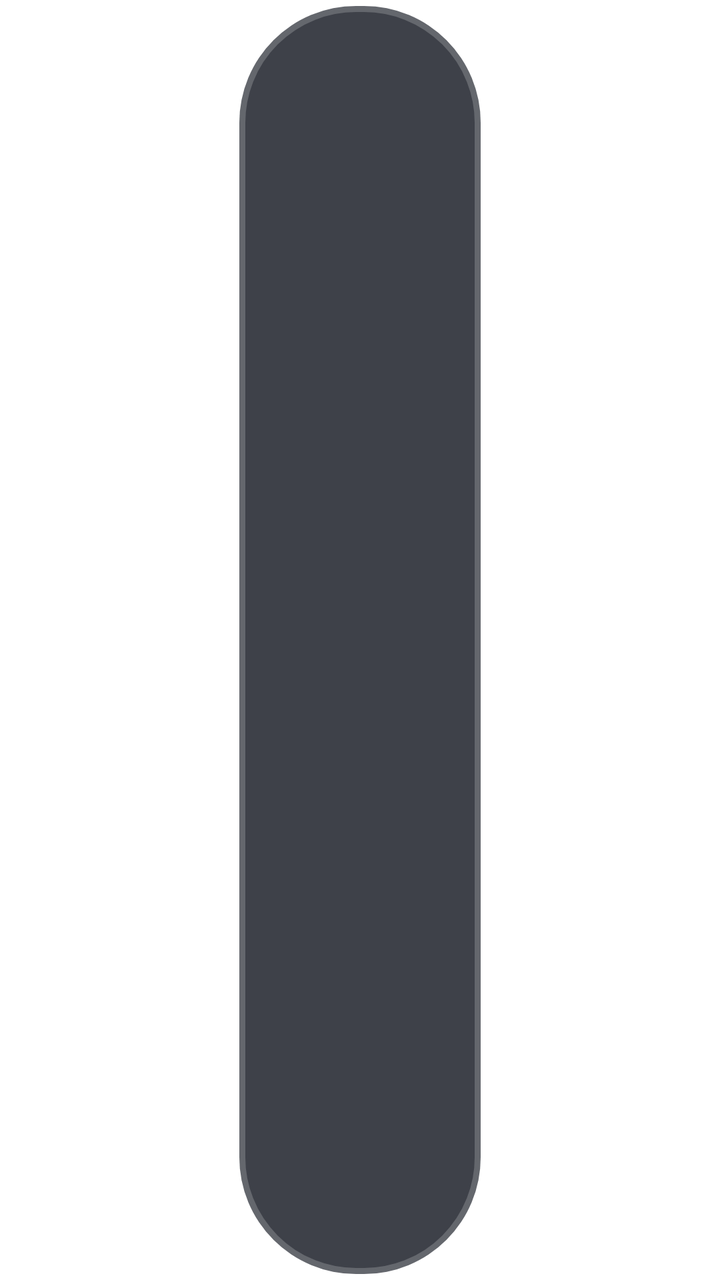
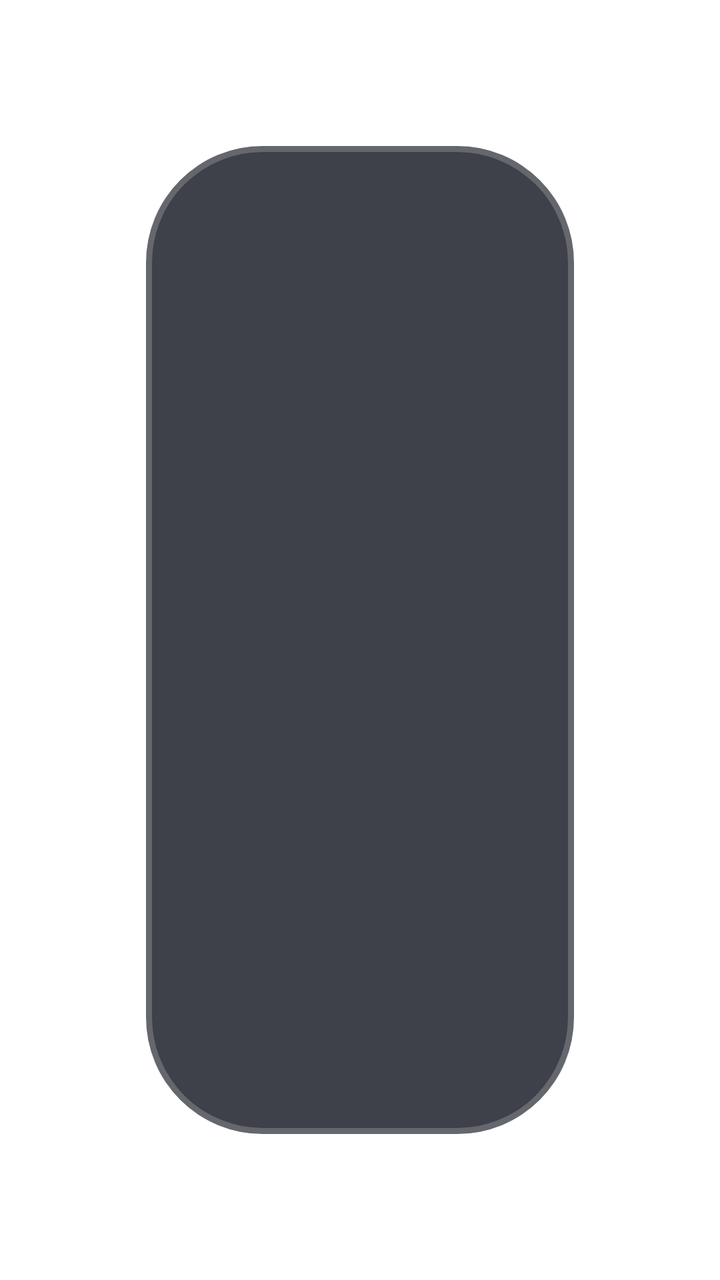

Screens rendered from an Android XML layout before and after an edit, with the pre-edit source and the edit as a unified diff.
<!-- AndroidManifest.xml: application theme AppTheme.NoActionBar -->
<!-- res/layout/dialog_subtitle.xml -->
<?xml version="1.0" encoding="utf-8"?>
<FrameLayout xmlns:android="http://schemas.android.com/apk/res/android"
    xmlns:app="http://schemas.android.com/apk/res-auto"
    xmlns:tools="http://schemas.android.com/tools"
    android:layout_width="match_parent"
    android:layout_height="match_parent">

    <LinearLayout
        android:layout_width="match_parent"
        android:layout_height="wrap_content"
        android:layout_gravity="center"
        android:layout_marginLeft="@dimen/vs_20"
        android:layout_marginRight="@dimen/vs_20"
        android:background="@drawable/shape_danmu_setting_bg"
        android:orientation="vertical"
        android:padding="@dimen/vs_30">

        <LinearLayout
            android:layout_width="match_parent"
            android:layout_height="wrap_content"
            android:layout_gravity="center"
            android:orientation="vertical">

            <TextView
                android:id="@+id/selectInternal"
                android:layout_width="match_parent"
                android:layout_height="@dimen/vs_50"
                android:layout_gravity="center"
                android:background="@drawable/button_danmu_setting"
                android:focusable="true"
                android:gravity="center"
                android:text="选择内置字幕"
                android:visibility="gone"
                android:textColor="@color/dialog_text_primary"
                android:textSize="@dimen/ts_22" />

            <TextView
                android:id="@+id/selectLocal"
                android:layout_width="match_parent"
                android:layout_height="@dimen/vs_50"
                android:layout_gravity="center"
                android:layout_marginTop="@dimen/vs_10"
                android:background="@drawable/button_danmu_setting"
                android:focusable="true"
                android:gravity="center"
                android:text="选择本地字幕"
                android:textColor="@color/dialog_text_primary"
                android:textSize="@dimen/ts_22" />

            <TextView
                android:id="@+id/selectRemote"
                android:layout_width="match_parent"
                android:layout_height="@dimen/vs_50"
                android:layout_gravity="center"
                android:layout_marginTop="@dimen/vs_10"
                android:background="@drawable/button_danmu_setting"
                android:focusable="true"
                android:gravity="center"
                android:text="在线搜索字幕"
                android:textColor="@color/dialog_text_primary"
                android:textSize="@dimen/ts_22" />

            <LinearLayout
                android:gravity="center_vertical"
                android:orientation="horizontal"
                android:layout_gravity="center"
                android:layout_marginTop="@dimen/vs_10"
                android:layout_width="match_parent"
                android:layout_height="@dimen/vs_60">
                <TextView
                    android:id="@+id/subtitleSizeMinus"
                    android:layout_width="0dp"
                    android:layout_weight="1"
                    android:layout_height="match_parent"
                    android:layout_gravity="center"
                    android:background="@drawable/button_danmu_setting"
                    android:focusable="true"
                    android:gravity="center"
                    android:text="字号减小"
                    android:textColor="@color/dialog_text_primary"
                    android:textSize="@dimen/ts_22" />

                <TextView
                    android:id="@+id/subtitleSizeText"
                    android:layout_width="@dimen/vs_120"
                    android:layout_height="@dimen/vs_60"
                    android:layout_gravity="center"
                    android:gravity="center"
                    android:layout_marginLeft="@dimen/vs_10"
                    android:layout_marginRight="@dimen/vs_10"
                    android:text="16"
                    android:textSize="@dimen/ts_26" />

                <TextView
                    android:id="@+id/subtitleSizePlus"
                    android:layout_width="0dp"
                    android:layout_weight="1"
                    android:layout_height="match_parent"
                    android:layout_gravity="center"
                    android:background="@drawable/button_danmu_setting"
                    android:focusable="true"
                    android:gravity="center"
                    android:text="字号增大"
                    android:textColor="@color/dialog_text_primary"
                    android:textSize="@dimen/ts_22" />

            </LinearLayout>

            <LinearLayout
                android:gravity="center_vertical"
                android:orientation="horizontal"
                android:layout_gravity="center"
                android:layout_marginTop="@dimen/vs_10"
                android:layout_width="match_parent"
                android:layout_height="@dimen/vs_60">
                <TextView
                    android:id="@+id/subtitleStyleOne"
                    android:layout_width="0dp"
                    android:layout_weight="1"
                    android:layout_height="match_parent"
                    android:layout_gravity="center"
                    android:background="@drawable/button_danmu_setting"
                    android:focusable="true"
                    android:gravity="center"
                    android:text="字幕样式一"
                    android:textColor="@color/dialog_text_primary"
                    android:shadowColor="@color/color_CC000000"
                    android:shadowRadius="2"
                    android:shadowDx="1"
                    android:shadowDy="1"
                    android:textSize="@dimen/ts_22" />

                <TextView
                    android:id="@+id/subtitlePositionText"
                    android:layout_width="@dimen/vs_120"
                    android:layout_height="@dimen/vs_60"
                    android:layout_gravity="center"
                    android:gravity="center"
                    android:layout_marginLeft="@dimen/vs_10"
                    android:layout_marginRight="@dimen/vs_10"
                    android:text="0%"
                    android:textSize="@dimen/ts_26" />

                <TextView
                    android:id="@+id/subtitleStyleTwo"
                    android:layout_width="0dp"
                    android:layout_weight="1"
                    android:layout_height="match_parent"
                    android:layout_gravity="center"
                    android:background="@drawable/button_danmu_setting"
                    android:focusable="true"
                    android:gravity="center"
                    android:text="字幕样式二"
                    android:textStyle="bold"
                    android:textColor="@color/color_FFB6C1"
                    android:shadowColor="@color/dialog_text_primary"
                    android:shadowRadius="2"
                    android:shadowDx="1"
                    android:shadowDy="1"
                    android:textSize="@dimen/ts_22" />

            </LinearLayout>

            <LinearLayout
                android:gravity="center_vertical"
                android:orientation="horizontal"
                android:layout_gravity="center"
                android:layout_marginTop="@dimen/vs_10"
                android:layout_width="match_parent"
                android:layout_height="@dimen/vs_40">

                <TextView
                    android:id="@+id/subtitleTimeHint"
                    android:layout_width="match_parent"
                    android:layout_height="match_parent"
                    android:layout_gravity="center"
                    android:gravity="center"
                    android:text="字幕延时仅对外挂字幕有效"
                    android:textColor="@color/dialog_text_hint"
                    android:textSize="@dimen/ts_20" />

            </LinearLayout>

            <LinearLayout
                android:gravity="center_vertical"
                android:orientation="horizontal"
                android:layout_gravity="center"
                android:layout_marginTop="@dimen/vs_10"
                android:layout_width="match_parent"
                android:layout_height="@dimen/vs_60">
                <TextView
                    android:id="@+id/subtitleTimeMinus"
                    android:layout_width="0dp"
                    android:layout_weight="1"
                    android:layout_height="match_parent"
                    android:layout_gravity="center"
                    android:background="@drawable/button_danmu_setting"
                    android:focusable="true"
                    android:gravity="center"
                    android:text="字幕提前"
                    android:textColor="@color/dialog_text_primary"
                    android:textSize="@dimen/ts_22" />

                <TextView
                    android:id="@+id/subtitleTimeText"
                    android:layout_width="@dimen/vs_120"
                    android:layout_height="@dimen/vs_60"
                    android:layout_gravity="center"
                    android:gravity="center"
                    android:layout_marginLeft="@dimen/vs_10"
                    android:layout_marginRight="@dimen/vs_10"
                    android:text="0"
                    android:textSize="@dimen/ts_26" />

                <TextView
                    android:id="@+id/subtitleTimePlus"
                    android:layout_width="0dp"
                    android:layout_weight="1"
                    android:layout_height="match_parent"
                    android:layout_gravity="center"
                    android:background="@drawable/button_danmu_setting"
                    android:focusable="true"
                    android:gravity="center"
                    android:text="字幕推迟"
                    android:textColor="@color/dialog_text_primary"
                    android:textSize="@dimen/ts_22" />

            </LinearLayout>

        </LinearLayout>

    </LinearLayout>

</FrameLayout>
<!-- resources referenced by this layout -->
<resources>
  <color name="color_CC000000">#CC000000</color>
  <color name="color_FFB6C1">#FFB6C1</color>
  <color name="dialog_text_hint">#80FFFFFF</color>
  <color name="dialog_text_primary">#FFFFFFFF</color>
  <dimen name="ts_20">14mm</dimen>
  <dimen name="ts_22">15mm</dimen>
  <dimen name="ts_26">17mm</dimen>
  <dimen name="vs_10">10mm</dimen>
  <dimen name="vs_120">120mm</dimen>
  <dimen name="vs_20">20mm</dimen>
  <dimen name="vs_30">30mm</dimen>
  <dimen name="vs_40">40mm</dimen>
  <dimen name="vs_50">50mm</dimen>
  <dimen name="vs_60">60mm</dimen>
  <!-- drawable button_danmu_setting (drawable) -->
  <?xml version="1.0" encoding="utf-8"?>
  <selector xmlns:android="http://schemas.android.com/apk/res/android">
      <item android:state_focused="true">
          <shape>
              <corners android:radius="@dimen/vs_6" />
              <solid android:color="@color/dialog_control_bg_focused" />
              <stroke
                  android:width="@dimen/vs_1"
                  android:color="@color/dialog_control_stroke_focused" />
          </shape>
      </item>
      <item>
          <shape>
              <corners android:radius="@dimen/vs_6" />
              <solid android:color="@color/dialog_control_bg" />
              <stroke
                  android:width="@dimen/vs_1"
                  android:color="@color/dialog_control_stroke" />
          </shape>
      </item>
  </selector>
  <!-- drawable shape_danmu_setting_bg (drawable) -->
  <?xml version="1.0" encoding="utf-8"?>
  <shape xmlns:android="http://schemas.android.com/apk/res/android">
      <corners android:radius="@dimen/vs_10" />
      <solid android:color="@color/dialog_panel_bg" />
      <stroke
          android:width="@dimen/vs_1"
          android:color="@color/dialog_panel_stroke" />
  </shape>
  <style name="AppTheme.NoActionBar" parent="AppTheme">
          <item name="android:windowActionBar">false</item>
          <item name="android:windowNoTitle">true</item>
          <item name="windowActionBar">false</item>
          <item name="android:windowFullscreen">false</item>//手机版：默认保留状态栏，全屏页面运行时再隐藏
          <item name="android:windowContentOverlay">@null</item>//是否有遮盖
          <item name="windowNoTitle">true</item>
          <item name="android:keepScreenOn">true</item>
          
          <item name="android:windowBackground">@android:color/transparent</item>
      </style>
  <dimen name="vs_6">6mm</dimen>
  <color name="dialog_control_bg_focused">#CC1890FF</color>
  <dimen name="vs_1">1mm</dimen>
  <color name="dialog_control_stroke_focused">#CC02F8E1</color>
  <color name="dialog_control_bg">#80353744</color>
  <color name="dialog_control_stroke">#22FFFFFF</color>
  <color name="dialog_panel_bg">#D91D202A</color>
  <color name="dialog_panel_stroke">#33FFFFFF</color>
  <style name="AppTheme" parent="Theme.AppCompat.Light.DarkActionBar">
          
          <item name="colorPrimary">@color/color_6200EE</item>
          <item name="colorPrimaryDark">@color/color_3700B3</item>
          <item name="colorAccent">@color/color_03DAC5</item>
      </style>
  <color name="color_6200EE">#6200EE</color>
  <color name="color_3700B3">#3700B3</color>
  <color name="color_03DAC5">#03DAC5</color>
</resources>

<!-- the commit's change to res/layout/dialog_subtitle.xml (unified diff, before → after) -->
@@ -1,6 +1,5 @@
 <?xml version="1.0" encoding="utf-8"?>
 <FrameLayout xmlns:android="http://schemas.android.com/apk/res/android"
-    xmlns:app="http://schemas.android.com/apk/res-auto"
     xmlns:tools="http://schemas.android.com/tools"
     android:layout_width="match_parent"
     android:layout_height="match_parent">
@@ -9,226 +8,210 @@
         android:layout_width="match_parent"
         android:layout_height="wrap_content"
         android:layout_gravity="center"
-        android:layout_marginLeft="@dimen/vs_20"
-        android:layout_marginRight="@dimen/vs_20"
+        android:layout_marginLeft="@dimen/vs_12"
+        android:layout_marginTop="@dimen/vs_12"
+        android:layout_marginRight="@dimen/vs_12"
+        android:layout_marginBottom="@dimen/vs_12"
         android:background="@drawable/shape_danmu_setting_bg"
         android:orientation="vertical"
-        android:padding="@dimen/vs_30">
-
-        <LinearLayout
-            android:layout_width="match_parent"
-            android:layout_height="wrap_content"
-            android:layout_gravity="center"
-            android:orientation="vertical">
+        android:padding="@dimen/vs_14">
+
+        
+        <LinearLayout
+            android:layout_width="match_parent"
+            android:layout_height="@dimen/vs_30"
+            android:orientation="horizontal">
 
             <TextView
                 android:id="@+id/selectInternal"
-                android:layout_width="match_parent"
-                android:layout_height="@dimen/vs_50"
-                android:layout_gravity="center"
+                android:layout_width="0dp"
+                android:layout_height="match_parent"
+                android:layout_weight="1"
                 android:background="@drawable/button_danmu_setting"
                 android:focusable="true"
                 android:gravity="center"
                 android:text="选择内置字幕"
+                android:textColor="@color/dialog_text_primary"
+                android:textSize="@dimen/ts_14"
                 android:visibility="gone"
-                android:textColor="@color/dialog_text_primary"
-                android:textSize="@dimen/ts_22" />
+                tools:visibility="visible" />
 
             <TextView
                 android:id="@+id/selectLocal"
-                android:layout_width="match_parent"
-                android:layout_height="@dimen/vs_50"
-                android:layout_gravity="center"
-                android:layout_marginTop="@dimen/vs_10"
+                android:layout_width="0dp"
+                android:layout_height="match_parent"
+                android:layout_weight="1"
+                android:layout_marginStart="@dimen/vs_6"
+                android:layout_marginLeft="@dimen/vs_6"
                 android:background="@drawable/button_danmu_setting"
                 android:focusable="true"
                 android:gravity="center"
                 android:text="选择本地字幕"
                 android:textColor="@color/dialog_text_primary"
-                android:textSize="@dimen/ts_22" />
+                android:textSize="@dimen/ts_14" />
 
             <TextView
                 android:id="@+id/selectRemote"
-                android:layout_width="match_parent"
-                android:layout_height="@dimen/vs_50"
-                android:layout_gravity="center"
-                android:layout_marginTop="@dimen/vs_10"
+                android:layout_width="0dp"
+                android:layout_height="match_parent"
+                android:layout_weight="1"
+                android:layout_marginStart="@dimen/vs_6"
+                android:layout_marginLeft="@dimen/vs_6"
                 android:background="@drawable/button_danmu_setting"
                 android:focusable="true"
                 android:gravity="center"
                 android:text="在线搜索字幕"
                 android:textColor="@color/dialog_text_primary"
-                android:textSize="@dimen/ts_22" />
-
-            <LinearLayout
-                android:gravity="center_vertical"
-                android:orientation="horizontal"
-                android:layout_gravity="center"
-                android:layout_marginTop="@dimen/vs_10"
-                android:layout_width="match_parent"
-                android:layout_height="@dimen/vs_60">
-                <TextView
-                    android:id="@+id/subtitleSizeMinus"
-                    android:layout_width="0dp"
-                    android:layout_weight="1"
-                    android:layout_height="match_parent"
-                    android:layout_gravity="center"
-                    android:background="@drawable/button_danmu_setting"
-                    android:focusable="true"
-                    android:gravity="center"
-                    android:text="字号减小"
-                    android:textColor="@color/dialog_text_primary"
-                    android:textSize="@dimen/ts_22" />
-
-                <TextView
-                    android:id="@+id/subtitleSizeText"
-                    android:layout_width="@dimen/vs_120"
-                    android:layout_height="@dimen/vs_60"
-                    android:layout_gravity="center"
-                    android:gravity="center"
-                    android:layout_marginLeft="@dimen/vs_10"
-                    android:layout_marginRight="@dimen/vs_10"
-                    android:text="16"
-                    android:textSize="@dimen/ts_26" />
-
-                <TextView
-                    android:id="@+id/subtitleSizePlus"
-                    android:layout_width="0dp"
-                    android:layout_weight="1"
-                    android:layout_height="match_parent"
-                    android:layout_gravity="center"
-                    android:background="@drawable/button_danmu_setting"
-                    android:focusable="true"
-                    android:gravity="center"
-                    android:text="字号增大"
-                    android:textColor="@color/dialog_text_primary"
-                    android:textSize="@dimen/ts_22" />
-
-            </LinearLayout>
-
-            <LinearLayout
-                android:gravity="center_vertical"
-                android:orientation="horizontal"
-                android:layout_gravity="center"
-                android:layout_marginTop="@dimen/vs_10"
-                android:layout_width="match_parent"
-                android:layout_height="@dimen/vs_60">
-                <TextView
-                    android:id="@+id/subtitleStyleOne"
-                    android:layout_width="0dp"
-                    android:layout_weight="1"
-                    android:layout_height="match_parent"
-                    android:layout_gravity="center"
-                    android:background="@drawable/button_danmu_setting"
-                    android:focusable="true"
-                    android:gravity="center"
-                    android:text="字幕样式一"
-                    android:textColor="@color/dialog_text_primary"
-                    android:shadowColor="@color/color_CC000000"
-                    android:shadowRadius="2"
-                    android:shadowDx="1"
-                    android:shadowDy="1"
-                    android:textSize="@dimen/ts_22" />
-
-                <TextView
-                    android:id="@+id/subtitlePositionText"
-                    android:layout_width="@dimen/vs_120"
-                    android:layout_height="@dimen/vs_60"
-                    android:layout_gravity="center"
-                    android:gravity="center"
-                    android:layout_marginLeft="@dimen/vs_10"
-                    android:layout_marginRight="@dimen/vs_10"
-                    android:text="0%"
-                    android:textSize="@dimen/ts_26" />
-
-                <TextView
-                    android:id="@+id/subtitleStyleTwo"
-                    android:layout_width="0dp"
-                    android:layout_weight="1"
-                    android:layout_height="match_parent"
-                    android:layout_gravity="center"
-                    android:background="@drawable/button_danmu_setting"
-                    android:focusable="true"
-                    android:gravity="center"
-                    android:text="字幕样式二"
-                    android:textStyle="bold"
-                    android:textColor="@color/color_FFB6C1"
-                    android:shadowColor="@color/dialog_text_primary"
-                    android:shadowRadius="2"
-                    android:shadowDx="1"
-                    android:shadowDy="1"
-                    android:textSize="@dimen/ts_22" />
-
-            </LinearLayout>
-
-            <LinearLayout
-                android:gravity="center_vertical"
-                android:orientation="horizontal"
-                android:layout_gravity="center"
-                android:layout_marginTop="@dimen/vs_10"
-                android:layout_width="match_parent"
-                android:layout_height="@dimen/vs_40">
-
-                <TextView
-                    android:id="@+id/subtitleTimeHint"
-                    android:layout_width="match_parent"
-                    android:layout_height="match_parent"
-                    android:layout_gravity="center"
-                    android:gravity="center"
-                    android:text="字幕延时仅对外挂字幕有效"
-                    android:textColor="@color/dialog_text_hint"
-                    android:textSize="@dimen/ts_20" />
-
-            </LinearLayout>
-
-            <LinearLayout
-                android:gravity="center_vertical"
-                android:orientation="horizontal"
-                android:layout_gravity="center"
-                android:layout_marginTop="@dimen/vs_10"
-                android:layout_width="match_parent"
-                android:layout_height="@dimen/vs_60">
-                <TextView
-                    android:id="@+id/subtitleTimeMinus"
-                    android:layout_width="0dp"
-                    android:layout_weight="1"
-                    android:layout_height="match_parent"
-                    android:layout_gravity="center"
-                    android:background="@drawable/button_danmu_setting"
-                    android:focusable="true"
-                    android:gravity="center"
-                    android:text="字幕提前"
-                    android:textColor="@color/dialog_text_primary"
-                    android:textSize="@dimen/ts_22" />
-
-                <TextView
-                    android:id="@+id/subtitleTimeText"
-                    android:layout_width="@dimen/vs_120"
-                    android:layout_height="@dimen/vs_60"
-                    android:layout_gravity="center"
-                    android:gravity="center"
-                    android:layout_marginLeft="@dimen/vs_10"
-                    android:layout_marginRight="@dimen/vs_10"
-                    android:text="0"
-                    android:textSize="@dimen/ts_26" />
-
-                <TextView
-                    android:id="@+id/subtitleTimePlus"
-                    android:layout_width="0dp"
-                    android:layout_weight="1"
-                    android:layout_height="match_parent"
-                    android:layout_gravity="center"
-                    android:background="@drawable/button_danmu_setting"
-                    android:focusable="true"
-                    android:gravity="center"
-                    android:text="字幕推迟"
-                    android:textColor="@color/dialog_text_primary"
-                    android:textSize="@dimen/ts_22" />
-
-            </LinearLayout>
-
-        </LinearLayout>
-
+                android:textSize="@dimen/ts_14" />
+        </LinearLayout>
+
+        
+        <LinearLayout
+            android:layout_width="match_parent"
+            android:layout_height="@dimen/vs_30"
+            android:layout_marginTop="@dimen/vs_6"
+            android:gravity="center_vertical"
+            android:orientation="horizontal">
+
+            <TextView
+                android:id="@+id/subtitleSizeMinus"
+                android:layout_width="0dp"
+                android:layout_height="match_parent"
+                android:layout_weight="1"
+                android:background="@drawable/button_danmu_setting"
+                android:focusable="true"
+                android:gravity="center"
+                android:text="字号减小"
+                android:textColor="@color/dialog_text_primary"
+                android:textSize="@dimen/ts_14" />
+
+            <TextView
+                android:id="@+id/subtitleSizeText"
+                android:layout_width="@dimen/vs_70"
+                android:layout_height="match_parent"
+                android:layout_marginLeft="@dimen/vs_6"
+                android:layout_marginRight="@dimen/vs_6"
+                android:gravity="center"
+                android:text="16"
+                android:textSize="@dimen/ts_16" />
+
+            <TextView
+                android:id="@+id/subtitleSizePlus"
+                android:layout_width="0dp"
+                android:layout_height="match_parent"
+                android:layout_weight="1"
+                android:background="@drawable/button_danmu_setting"
+                android:focusable="true"
+                android:gravity="center"
+                android:text="字号增大"
+                android:textColor="@color/dialog_text_primary"
+                android:textSize="@dimen/ts_14" />
+        </LinearLayout>
+
+        
+        <LinearLayout
+            android:layout_width="match_parent"
+            android:layout_height="@dimen/vs_30"
+            android:layout_marginTop="@dimen/vs_6"
+            android:gravity="center_vertical"
+            android:orientation="horizontal">
+
+            <TextView
+                android:id="@+id/subtitleStyleOne"
+                android:layout_width="0dp"
+                android:layout_height="match_parent"
+                android:layout_weight="1"
+                android:background="@drawable/button_danmu_setting"
+                android:focusable="true"
+                android:gravity="center"
+                android:shadowColor="@color/color_CC000000"
+                android:shadowDx="1"
+                android:shadowDy="1"
+                android:shadowRadius="2"
+                android:text="字幕样式一"
+                android:textColor="@color/dialog_text_primary"
+                android:textSize="@dimen/ts_14" />
+
+            <TextView
+                android:id="@+id/subtitlePositionText"
+                android:layout_width="@dimen/vs_70"
+                android:layout_height="match_parent"
+                android:layout_marginLeft="@dimen/vs_6"
+                android:layout_marginRight="@dimen/vs_6"
+                android:gravity="center"
+                android:text="0%"
+                android:textSize="@dimen/ts_16" />
+
+            <TextView
+                android:id="@+id/subtitleStyleTwo"
+                android:layout_width="0dp"
+                android:layout_height="match_parent"
+                android:layout_weight="1"
+                android:background="@drawable/button_danmu_setting"
+                android:focusable="true"
+                android:gravity="center"
+                android:shadowColor="@color/dialog_text_primary"
+                android:shadowDx="1"
+                android:shadowDy="1"
+                android:shadowRadius="2"
+                android:text="字幕样式二"
+                android:textColor="@color/color_FFB6C1"
+                android:textSize="@dimen/ts_14"
+                android:textStyle="bold" />
+        </LinearLayout>
+
+        
+        <TextView
+            android:id="@+id/subtitleTimeHint"
+            android:layout_width="match_parent"
+            android:layout_height="@dimen/vs_22"
+            android:layout_marginTop="@dimen/vs_6"
+            android:gravity="center"
+            android:text="字幕延时仅对外挂字幕有效"
+            android:textColor="@color/dialog_text_hint"
+            android:textSize="@dimen/ts_10" />
+
+        
+        <LinearLayout
+            android:layout_width="match_parent"
+            android:layout_height="@dimen/vs_30"
+            android:layout_marginTop="@dimen/vs_6"
+            android:gravity="center_vertical"
+            android:orientation="horizontal">
+
+            <TextView
+                android:id="@+id/subtitleTimeMinus"
+                android:layout_width="0dp"
+                android:layout_height="match_parent"
+                android:layout_weight="1"
+                android:background="@drawable/button_danmu_setting"
+                android:focusable="true"
+                android:gravity="center"
+                android:text="字幕提前"
+                android:textColor="@color/dialog_text_primary"
+                android:textSize="@dimen/ts_14" />
+
+            <TextView
+                android:id="@+id/subtitleTimeText"
+                android:layout_width="@dimen/vs_70"
+                android:layout_height="match_parent"
+                android:layout_marginLeft="@dimen/vs_6"
+                android:layout_marginRight="@dimen/vs_6"
+                android:gravity="center"
+                android:text="0"
+                android:textSize="@dimen/ts_16" />
+
+            <TextView
+                android:id="@+id/subtitleTimePlus"
+                android:layout_width="0dp"
+                android:layout_height="match_parent"
+                android:layout_weight="1"
+                android:background="@drawable/button_danmu_setting"
+                android:focusable="true"
+                android:gravity="center"
+                android:text="字幕推迟"
+                android:textColor="@color/dialog_text_primary"
+                android:textSize="@dimen/ts_14" />
+        </LinearLayout>
     </LinearLayout>
-
 </FrameLayout>
<!-- resource entries referenced after the edit -->
@@ -4,16 +4,14 @@
   <color name="color_FFB6C1">#FFB6C1</color>
   <color name="dialog_text_hint">#80FFFFFF</color>
   <color name="dialog_text_primary">#FFFFFFFF</color>
-  <dimen name="ts_20">14mm</dimen>
-  <dimen name="ts_22">15mm</dimen>
-  <dimen name="ts_26">17mm</dimen>
+  <dimen name="ts_10">10mm</dimen>
+  <dimen name="ts_14">12mm</dimen>
+  <dimen name="ts_16">12mm</dimen>
+  <dimen name="vs_12">12mm</dimen>
+  <dimen name="vs_14">14mm</dimen>
+  <dimen name="vs_22">22mm</dimen>
   <dimen name="vs_10">10mm</dimen>
-  <dimen name="vs_120">120mm</dimen>
-  <dimen name="vs_20">20mm</dimen>
   <dimen name="vs_30">30mm</dimen>
-  <dimen name="vs_40">40mm</dimen>
-  <dimen name="vs_50">50mm</dimen>
-  <dimen name="vs_60">60mm</dimen>
   <!-- drawable button_danmu_setting (drawable) -->
   <?xml version="1.0" encoding="utf-8"?>
   <selector xmlns:android="http://schemas.android.com/apk/res/android">
@@ -57,6 +55,7 @@
           <item name="android:windowBackground">@android:color/transparent</item>
       </style>
   <dimen name="vs_6">6mm</dimen>
+  <dimen name="vs_70">70mm</dimen>
   <color name="dialog_control_bg_focused">#CC1890FF</color>
   <dimen name="vs_1">1mm</dimen>
   <color name="dialog_control_stroke_focused">#CC02F8E1</color>
